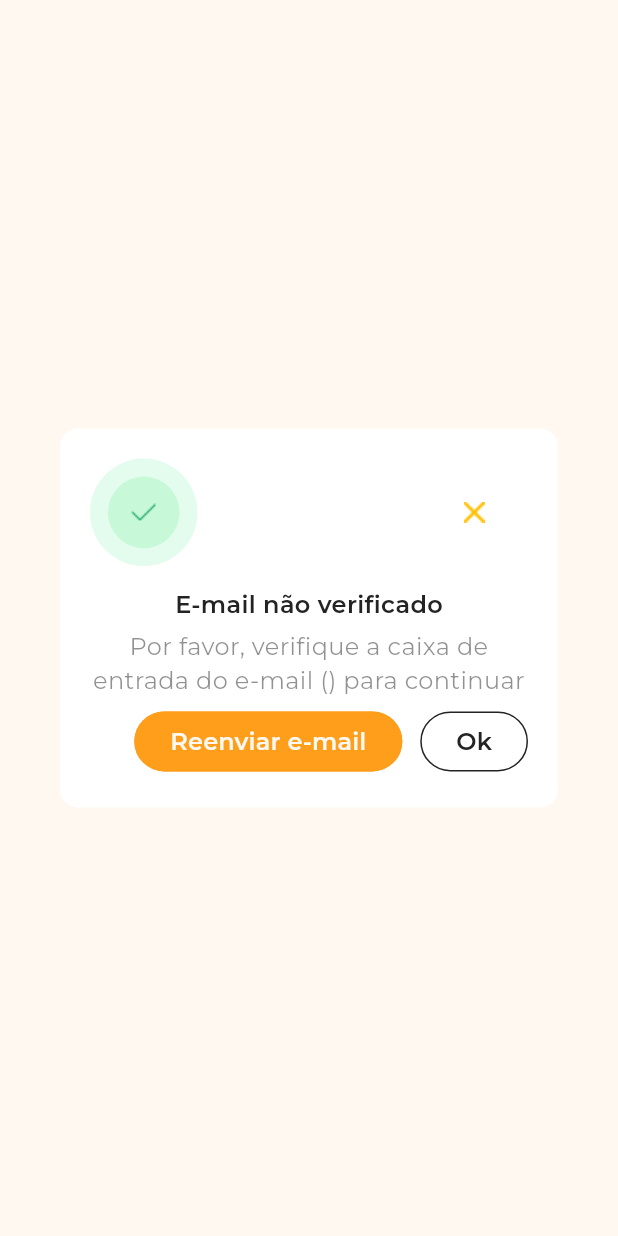
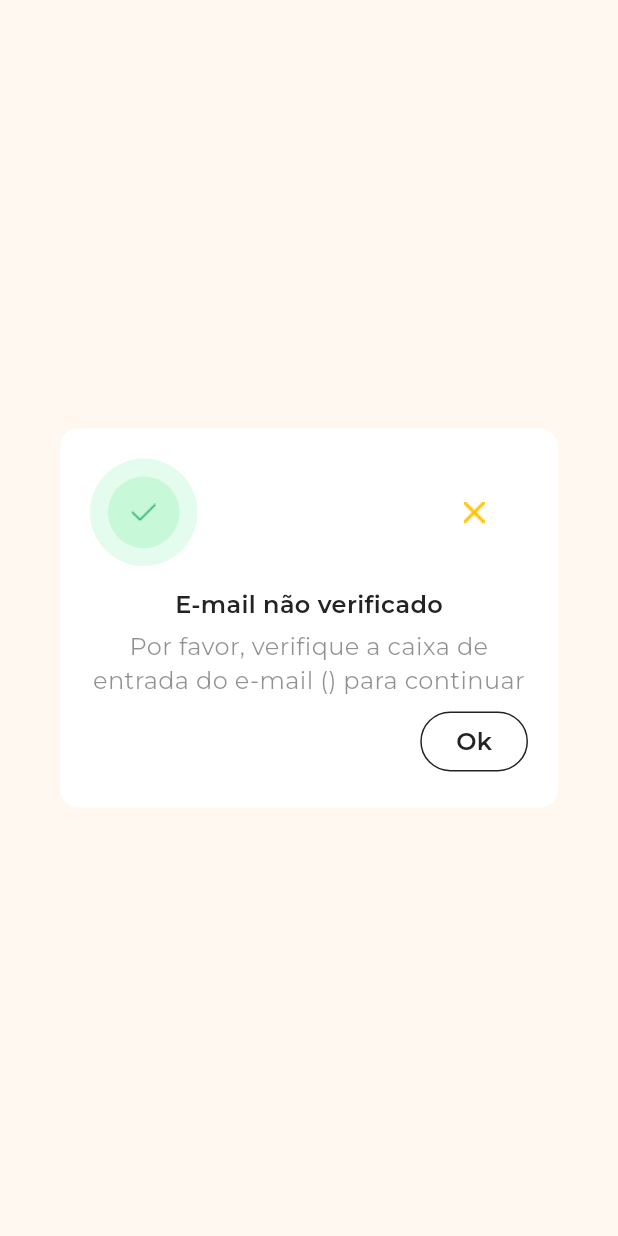
Before and after one commit to anacmagalhaes/EscolaDeVerao, a Flutter app: the ResendEmailModal widget shown alone on an empty page, opened directly with empty values, on a phone screen of 412 x 824 dp. Run offline on Flutter 3.47's test engine with Material 3 defaults, Android fonts, the phone set to English and light mode, and no system bars; our stand-ins replace app_links, dio, flutter_masked_text2, flutter_screenutil, fluttertoast, image_picker and 3 more; missing offline and left inert: android_intent_plus, mobile_scanner; accounts and stored records are empty; network calls fail.

Commit message:
feat: e-mail verification

```diff
--- a/lib/modals/resend_email_modal.dart
+++ b/lib/modals/resend_email_modal.dart
@@ -116,22 +116,6 @@ void ResendEmailModal(BuildContext context, String email) {
               Row(
                 mainAxisAlignment: MainAxisAlignment.end,
                 children: [
-                  CustomOutlinedButton(
-                    text: 'Reenviar e-mail',
-                    buttonFonts: const Fonts(
-                        fontSize: 16,
-                        fontWeight: FontWeight.w600,
-                        color: AppColors.background),
-                    decoration: BoxDecoration(
-                      borderRadius: BorderRadius.circular(8.0),
-                    ),
-                    buttonStyle: OutlinedButton.styleFrom(
-                        side: const BorderSide(color: AppColors.orangePrimary),
-                        backgroundColor: AppColors.orangePrimary),
-                    onPressed: () {
-                      //lógica para reenviar e-mail
-                    },
-                  ),
                   SizedBox(width: 10.h),
                   CustomOutlinedButton(
                     text: 'Ok',
--- a/lib/screens/auth/login_screen.dart
+++ b/lib/screens/auth/login_screen.dart
@@ -214,6 +214,12 @@ class _LoginScreenState extends State<LoginScreen> {
                 result['message'] ?? 'Erro ao fazer login');
           });
         }
+        if (result['message'] ==
+            'E-mail não verificado. Verifique sua caixa de entrada.') {
+          ResendEmailModal(context, emailInput.text);
+
+          return;
+        }
       }
     } catch (e) {
       if (!mounted) return;
```
Also changed, not shown: lib/services/api_service.dart (+13 -8 lines).
